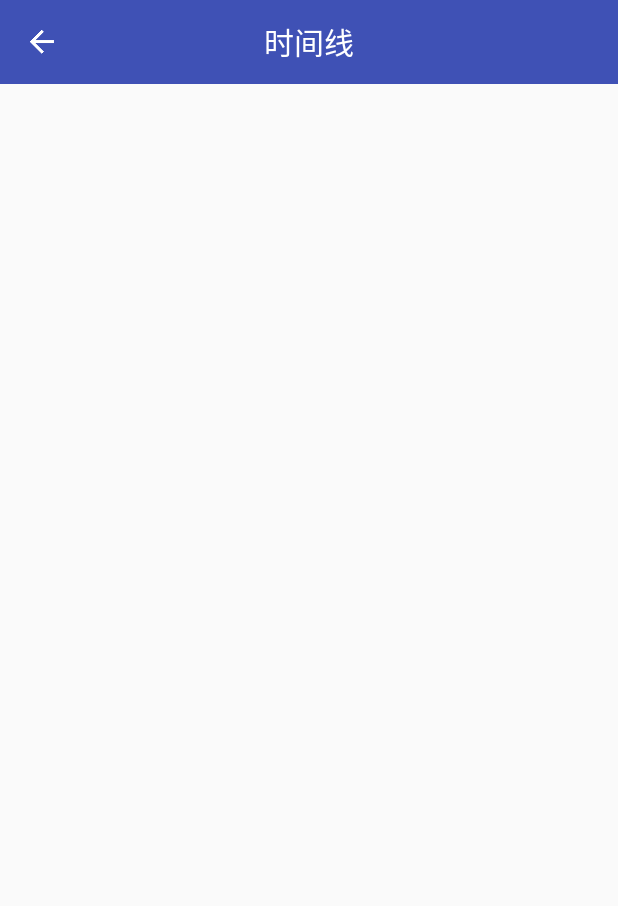
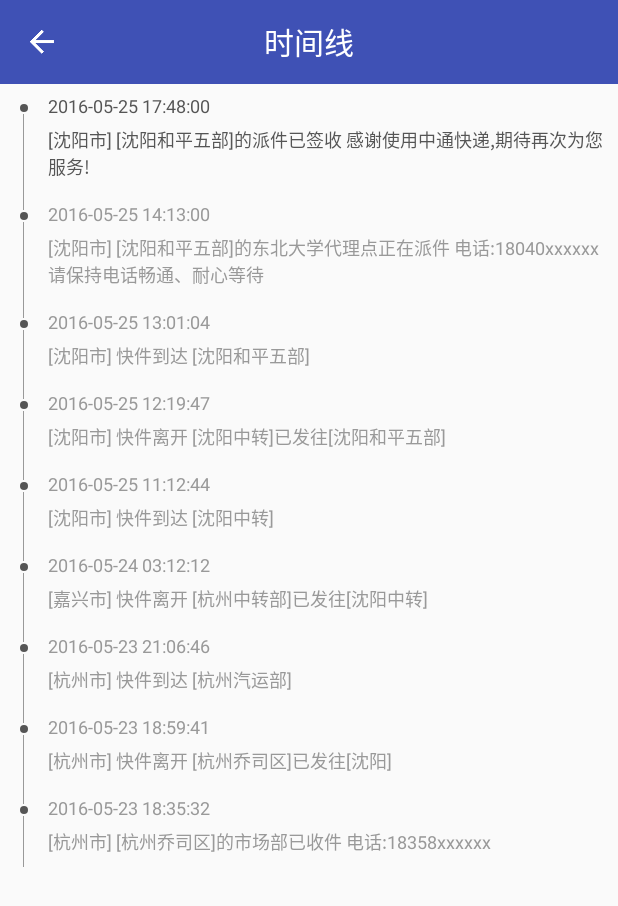
Before and after one commit to RedColinar/CustomAndroid, an Android app: the TimelineActivity screen opened directly, with no data from a screen before it, on a phone screen of 412 x 824 dp. Shown: the top 906 px of the screen. Run offline under Robolectric (Android 15) with nearby library versions, the phone set to English and light mode, and no system bars; our stand-ins replace ButterKnife.

Commit message:
code template

```diff
--- a/app/src/main/AndroidManifest.xml
+++ b/app/src/main/AndroidManifest.xml
@@ -2,7 +2,7 @@
 <manifest xmlns:android="http://schemas.android.com/apk/res/android"
     package="com.example.harry.customandroid">
 
-    <uses-permission android:name="android.permission.WRITE_EXTERNAL_STORAGE"/>
+    <uses-permission android:name="android.permission.WRITE_EXTERNAL_STORAGE" />
 
     <application
         android:name=".Application"
@@ -21,7 +21,6 @@
         <activity android:name=".tabs.widgets.expand.ExpandActivity" />
         <activity android:name=".tabs.widgets.imageEdit.ImageEditActivity" />
         <activity android:name=".tabs.widgets.clearEditText.ClearEditTextActivity" />
-
         <activity android:name=".tabs.develop.alarm.AlarmActivity" />
         <activity android:name=".tabs.develop.timeline.TimelineActivity" />
     </application>
--- a/app/src/main/java/com/example/harry/customandroid/tabs/develop/timeline/TimelineActivity.java
+++ b/app/src/main/java/com/example/harry/customandroid/tabs/develop/timeline/TimelineActivity.java
@@ -1,9 +1,23 @@
 package com.example.harry.customandroid.tabs.develop.timeline;
+
+import android.support.v7.widget.LinearLayoutManager;
+import android.support.v7.widget.RecyclerView;
 
 import com.example.harry.customandroid.R;
 import com.example.harry.customandroid.base.BaseActivity;
 
+import java.util.ArrayList;
+import java.util.List;
+
+import butterknife.BindView;
+
 public class TimelineActivity extends BaseActivity {
+    private List<Trace> traceList = new ArrayList<>();
+    private TimelineAdapter adapter;
+
+    @BindView(R.id.timeline_recycler_view)
+    RecyclerView timelineRecycler;
+
     @Override
     public int getLayoutId() {
         return R.layout.activity_timeline;
@@ -13,4 +27,25 @@ public class TimelineActivity extends BaseActivity {
     public int getTitleId() {
         return R.string.timeline_title;
     }
+
+    @Override
+    protected void onStart() {
+        super.onStart();
+        initData();
+    }
+
+    private void initData() {
+        traceList.add(new Trace("2016-05-25 17:48:00", "[沈阳市] [沈阳和平五部]的派件已签收 感谢使用中通快递,期待再次为您服务!"));
+        traceList.add(new Trace("2016-05-25 14:13:00", "[沈阳市] [沈阳和平五部]的东北大学代理点正在派件 电话:18040xxxxxx 请保持电话畅通、耐心等待"));
+        traceList.add(new Trace("2016-05-25 13:01:04", "[沈阳市] 快件到达 [沈阳和平五部]"));
+        traceList.add(new Trace("2016-05-25 12:19:47", "[沈阳市] 快件离开 [沈阳中转]已发往[沈阳和平五部]"));
+        traceList.add(new Trace("2016-05-25 11:12:44", "[沈阳市] 快件到达 [沈阳中转]"));
+        traceList.add(new Trace("2016-05-24 03:12:12", "[嘉兴市] 快件离开 [杭州中转部]已发往[沈阳中转]"));
+        traceList.add(new Trace("2016-05-23 21:06:46", "[杭州市] 快件到达 [杭州汽运部]"));
+        traceList.add(new Trace("2016-05-23 18:59:41", "[杭州市] 快件离开 [杭州乔司区]已发往[沈阳]"));
+        traceList.add(new Trace("2016-05-23 18:35:32", "[杭州市] [杭州乔司区]的市场部已收件 电话:18358xxxxxx"));
+        adapter = new TimelineAdapter(this, traceList);
+        timelineRecycler.setLayoutManager(new LinearLayoutManager(this));
+        timelineRecycler.setAdapter(adapter);
+    }
 }
--- /dev/null
+++ b/app/src/main/java/com/example/harry/customandroid/tabs/develop/timeline/TimelineAdapter.java
@@ -0,0 +1,81 @@
+package com.example.harry.customandroid.tabs.develop.timeline;
+
+import android.content.Context;
+import android.support.annotation.NonNull;
+import android.support.v7.widget.RecyclerView;
+import android.view.LayoutInflater;
+import android.view.View;
+import android.view.ViewGroup;
+import android.widget.TextView;
+
+import com.example.harry.customandroid.R;
+
+import java.util.ArrayList;
+import java.util.List;
+
+public class TimelineAdapter extends RecyclerView.Adapter<RecyclerView.ViewHolder>{
+    private LayoutInflater inflater;
+    private List<Trace> traceList = new ArrayList<>();
+    private static final int TYPE_TOP = 0x0000;
+    private static final int TYPE_NORMAL= 0x0001;
+
+    TimelineAdapter(Context context, List<Trace> traceList) {
+        inflater = LayoutInflater.from(context);
+        this.traceList = traceList;
+    }
+
+    @NonNull
+    @Override
+    public ViewHolder onCreateViewHolder(@NonNull ViewGroup parent, int viewType) {
+        return new ViewHolder(inflater.inflate(R.layout.recyclerview_item_timeline, parent, false));
+    }
+
+    @Override
+    public void onBindViewHolder(@NonNull RecyclerView.ViewHolder holder, int position) {
+        ViewHolder itemHolder = (ViewHolder) holder;
+        if (getItemViewType(position) == TYPE_TOP) {
+            // 第一行头的竖线不显示
+            itemHolder.tvTopLine.setVisibility(View.INVISIBLE);
+            // 字体颜色加深
+            itemHolder.tvAcceptTime.setTextColor(0xff555555);
+            itemHolder.tvAcceptStation.setTextColor(0xff555555);
+        } else if (getItemViewType(position) == TYPE_NORMAL) {
+            itemHolder.tvTopLine.setVisibility(View.VISIBLE);
+            itemHolder.tvAcceptTime.setTextColor(0xff999999);
+            itemHolder.tvAcceptStation.setTextColor(0xff999999);
+        }
+
+        itemHolder.tvDot.setBackgroundResource(R.drawable.timeline_dot);
+        itemHolder.bindHolder(traceList.get(position));
+    }
+
+    @Override
+    public int getItemCount() {
+        return traceList.size();
+    }
+
+    @Override
+    public int getItemViewType(int position) {
+        if (position == 0) {
+            return TYPE_TOP;
+        }
+        return TYPE_NORMAL;
+    }
+
+    public  class ViewHolder extends RecyclerView.ViewHolder {
+        private TextView tvAcceptTime, tvAcceptStation;
+        private TextView tvTopLine, tvDot;
+        ViewHolder(View itemView) {
+            super(itemView);
+            tvAcceptTime = itemView.findViewById(R.id.tvAcceptTime);
+            tvAcceptStation = itemView.findViewById(R.id.tvAcceptStation);
+            tvTopLine = itemView.findViewById(R.id.tvTopLine);
+            tvDot = itemView.findViewById(R.id.tvDot);
+        }
+
+        void bindHolder(Trace trace) {
+            tvAcceptTime.setText(trace.getAcceptTime());
+            tvAcceptStation.setText(trace.getAcceptStation());
+        }
+    }
+}
--- /dev/null
+++ b/app/src/main/java/com/example/harry/customandroid/tabs/develop/timeline/Trace.java
@@ -0,0 +1,29 @@
+package com.example.harry.customandroid.tabs.develop.timeline;
+
+public class Trace {
+    private String acceptTime;
+    private String acceptStation;
+
+    public Trace() {}
+
+    public Trace(String acceptTime, String acceptStation) {
+        this.acceptTime = acceptTime;
+        this.acceptStation = acceptStation;
+    }
+
+    public String getAcceptTime() {
+        return acceptTime;
+    }
+
+    public void setAcceptTime(String acceptTime) {
+        this.acceptTime = acceptTime;
+    }
+
+    public String getAcceptStation() {
+        return acceptStation;
+    }
+
+    public void setAcceptStation(String acceptStation) {
+        this.acceptStation = acceptStation;
+    }
+}
--- /dev/null
+++ b/app/src/main/res/drawable/timeline_dot.xml
@@ -0,0 +1,9 @@
+<?xml version="1.0" encoding="utf-8"?>
+<shape xmlns:android="http://schemas.android.com/apk/res/android"
+    android:shape="oval">
+
+    <size
+        android:width="10dp"
+        android:height="10dp" />
+    <solid android:color="#555555" />
+</shape>
--- a/app/src/main/res/layout/activity_timeline.xml
+++ b/app/src/main/res/layout/activity_timeline.xml
@@ -6,6 +6,7 @@
     <include android:id="@id/toolbar" layout="@layout/custom_toolbar" />
 
     <android.support.v7.widget.RecyclerView
+        android:id="@+id/timeline_recycler_view"
         android:layout_width="match_parent"
         android:layout_height="match_parent" />
 
--- /dev/null
+++ b/app/src/main/res/layout/recyclerview_item_timeline.xml
@@ -0,0 +1,65 @@
+<?xml version="1.0" encoding="utf-8"?>
+<LinearLayout xmlns:android="http://schemas.android.com/apk/res/android"
+    android:layout_width="match_parent"
+    android:layout_height="wrap_content"
+    android:gravity="center"
+    android:orientation="horizontal">
+
+    <RelativeLayout
+        android:id="@+id/rlTimeline"
+        android:layout_width="32dp"
+        android:layout_height="match_parent">
+
+        <TextView
+            android:id="@+id/tvTopLine"
+            android:layout_width="0.5dp"
+            android:layout_height="12dp"
+            android:layout_centerHorizontal="true"
+            android:layout_marginBottom="1.5dp"
+            android:background="#999" />
+
+        <TextView
+            android:id="@+id/tvDot"
+            android:layout_width="5dp"
+            android:layout_height="5dp"
+            android:layout_below="@id/tvTopLine"
+            android:layout_centerHorizontal="true"
+            android:background="@drawable/timeline_dot" />
+
+        <TextView
+            android:layout_width="0.5dp"
+            android:layout_marginTop="1.5dp"
+            android:layout_height="match_parent"
+            android:layout_below="@id/tvDot"
+            android:layout_centerHorizontal="true"
+            android:background="#999" />
+    </RelativeLayout>
+
+    <RelativeLayout
+        android:id="@+id/rlCenter"
+        android:layout_width="match_parent"
+        android:layout_height="match_parent"
+        android:paddingBottom="6dp"
+        android:paddingStart="0dp"
+        android:paddingEnd="10dp"
+        android:paddingTop="6dp">
+
+        <TextView
+            android:id="@+id/tvAcceptTime"
+            android:layout_width="wrap_content"
+            android:layout_height="wrap_content"
+            android:text="2014/06/24 20:55:28"
+            android:textColor="#999"
+            android:textSize="12sp" />
+
+        <TextView
+            android:id="@+id/tvAcceptStation"
+            android:layout_width="wrap_content"
+            android:layout_height="wrap_content"
+            android:layout_below="@id/tvAcceptTime"
+            android:layout_marginTop="5dp"
+            android:text="快件在 深圳 ,准备送往下一站 深圳集散中心 [深圳市]"
+            android:textColor="#999"
+            android:textSize="12sp" />
+    </RelativeLayout>
+</LinearLayout>
```
Also changed, not shown: 8 other files.
